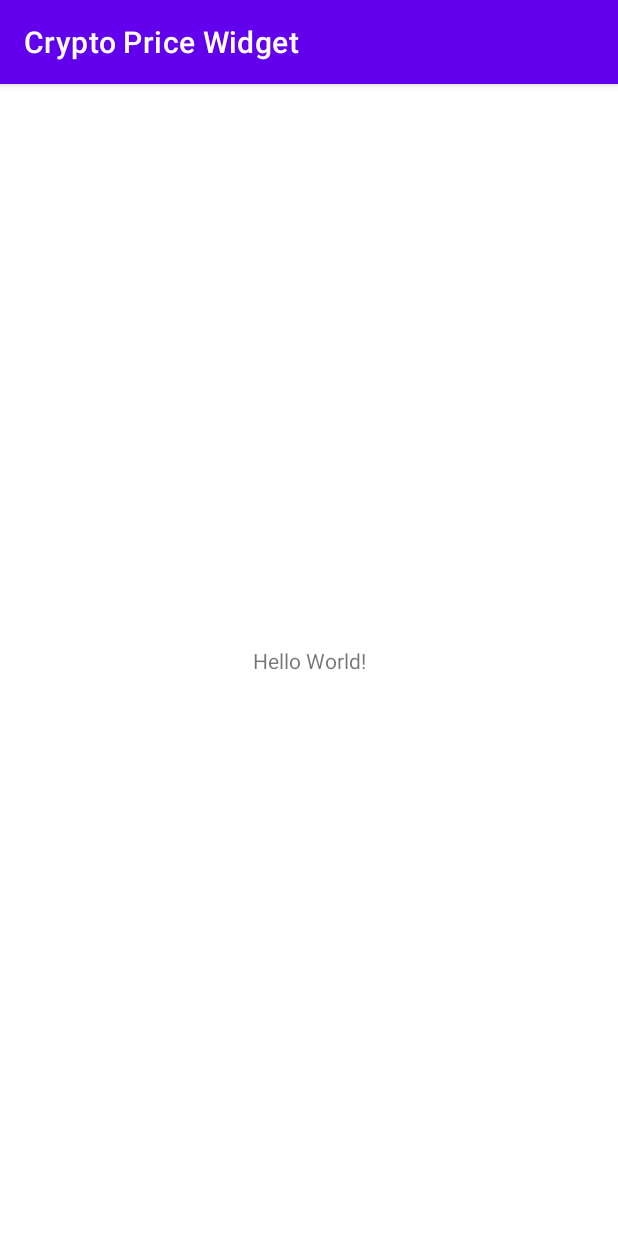
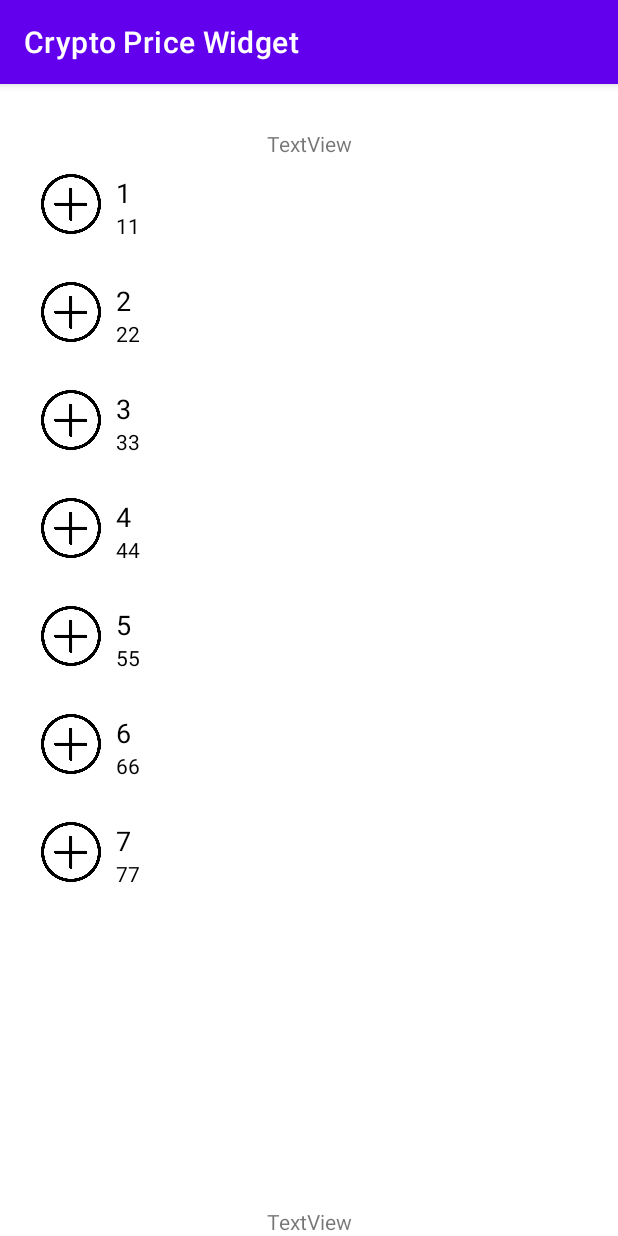
Before and after one commit to SamixDev/Android-Crypto-Price-Widget-V2, an Android app: the screen it shows after launch (MainActivity), on a phone screen of 412 x 824 dp. Run offline under Robolectric (Android 15) with nearby library versions, the phone set to English and light mode, and no system bars.

Commit message:
template coins list in main view

```diff
--- /dev/null
+++ b/app/src/main/java/com/godsamix/cryptopricewidgetv2/Helpers/SimpleRVAdapter.java
@@ -0,0 +1,51 @@
+package com.godsamix.cryptopricewidgetv2.Helpers;
+
+import android.view.LayoutInflater;
+import android.view.View;
+import android.view.ViewGroup;
+import android.widget.ImageView;
+import android.widget.TextView;
+
+import androidx.recyclerview.widget.RecyclerView;
+
+import com.godsamix.cryptopricewidgetv2.R;
+
+public class SimpleRVAdapter extends RecyclerView.Adapter<SimpleRVAdapter.ViewHolder> {
+    private String[] dataSource;
+    private String[] nameSource;
+    public SimpleRVAdapter(String[] dataArgs, String[] nameArgs){
+        dataSource = dataArgs;
+        nameSource = nameArgs;
+    }
+
+    @Override
+    public ViewHolder onCreateViewHolder(ViewGroup parent, int viewType) {
+
+        View itemView = LayoutInflater.from(parent.getContext()).inflate(R.layout.coins_list, parent, false);
+        return new ViewHolder(itemView);
+    }
+
+    public static class ViewHolder extends RecyclerView.ViewHolder{
+        public TextView textView;
+        public TextView textView2;
+        public ImageView imgview;
+        public ViewHolder(View itemView) {
+            super(itemView);
+            textView = itemView.findViewById(R.id.code);
+            textView2 = itemView.findViewById(R.id.name);
+            imgview = itemView.findViewById(R.id.img);
+        }
+    }
+
+    @Override
+    public void onBindViewHolder(ViewHolder holder, int position) {
+        holder.textView.setText(dataSource[position]);
+        holder.textView2.setText(nameSource[position]);
+        holder.imgview.setImageResource(R.drawable.additem);;
+    }
+
+    @Override
+    public int getItemCount() {
+        return dataSource.length;
+    }
+}
--- a/app/src/main/java/com/godsamix/cryptopricewidgetv2/MainActivity.java
+++ b/app/src/main/java/com/godsamix/cryptopricewidgetv2/MainActivity.java
@@ -1,14 +1,25 @@
 package com.godsamix.cryptopricewidgetv2;
 
 import androidx.appcompat.app.AppCompatActivity;
+import androidx.recyclerview.widget.LinearLayoutManager;
+import androidx.recyclerview.widget.RecyclerView;
 
 import android.os.Bundle;
 
+import com.godsamix.cryptopricewidgetv2.Helpers.SimpleRVAdapter;
+
 public class MainActivity extends AppCompatActivity {
+
+    private RecyclerView recyclerView;
 
     @Override
     protected void onCreate(Bundle savedInstanceState) {
         super.onCreate(savedInstanceState);
         setContentView(R.layout.activity_main);
+
+        recyclerView = findViewById(R.id.recyclerview);
+        recyclerView.setLayoutManager(new LinearLayoutManager(this));
+        recyclerView.setAdapter(new SimpleRVAdapter(new String[] {"1", "2", "3", "4", "5", "6", "7"},new String[] {"11", "22", "33", "44", "55", "66", "77"}));
+
     }
 }
--- a/app/src/main/res/layout/activity_main.xml
+++ b/app/src/main/res/layout/activity_main.xml
@@ -7,12 +7,34 @@
     tools:context=".MainActivity">
 
     <TextView
+        android:id="@+id/textView"
         android:layout_width="wrap_content"
         android:layout_height="wrap_content"
-        android:text="Hello World!"
+        android:text="TextView"
+        app:layout_constraintEnd_toEndOf="parent"
+        app:layout_constraintStart_toStartOf="parent"
+        app:layout_constraintTop_toTopOf="parent"
+        android:layout_marginTop="30dp"/>
+
+    <androidx.recyclerview.widget.RecyclerView
+        android:id="@+id/recyclerview"
+        android:layout_width="match_parent"
+        android:layout_height="0dp"
+        android:layout_marginLeft="10dp"
+        android:layout_marginRight="10dp"
+        app:layout_constraintBottom_toTopOf="@+id/textView2"
+        app:layout_constraintEnd_toEndOf="parent"
+        app:layout_constraintStart_toStartOf="parent"
+        app:layout_constraintTop_toBottomOf="@+id/textView" />
+
+    <TextView
+        android:id="@+id/textView2"
+        android:layout_width="wrap_content"
+        android:layout_height="wrap_content"
+        android:text="TextView"
         app:layout_constraintBottom_toBottomOf="parent"
-        app:layout_constraintLeft_toLeftOf="parent"
-        app:layout_constraintRight_toRightOf="parent"
-        app:layout_constraintTop_toTopOf="parent" />
+        app:layout_constraintEnd_toEndOf="parent"
+        app:layout_constraintStart_toStartOf="parent" />
+
 
 </androidx.constraintlayout.widget.ConstraintLayout>
--- /dev/null
+++ b/app/src/main/res/layout/coins_list.xml
@@ -0,0 +1,42 @@
+<?xml version="1.0" encoding="utf-8"?>
+<LinearLayout xmlns:android="http://schemas.android.com/apk/res/android"
+    xmlns:app="http://schemas.android.com/apk/res-auto"
+    android:layout_width="match_parent"
+    android:layout_height="wrap_content"
+    android:orientation="horizontal"
+    android:padding="5dp"
+    android:layout_marginRight="12sp"
+    android:layout_marginLeft="12sp"
+    android:layout_marginBottom="12sp"
+    >
+
+    <ImageView
+        android:id="@+id/img"
+        android:layout_width="40dp"
+        android:layout_height="40dp"
+        android:layout_marginTop="5dp"
+        android:layout_marginRight="10dp" />
+
+
+    <LinearLayout
+        android:layout_width="wrap_content"
+        android:layout_height="wrap_content"
+        android:orientation="vertical"
+        android:layout_marginTop="5dp"
+        >
+        <TextView
+            android:id="@+id/code"
+            android:layout_width="wrap_content"
+            android:layout_height="wrap_content"
+            style="@style/Base.TextAppearance.AppCompat.Medium"
+            android:textColor="#000"/>
+
+        <TextView
+            android:id="@+id/name"
+            android:layout_width="wrap_content"
+            android:layout_height="wrap_content"
+            android:textColor="#000"/>
+    </LinearLayout>
+
+
+</LinearLayout>
```
Also changed, not shown: app/src/main/res/drawable/additem.png (added).
